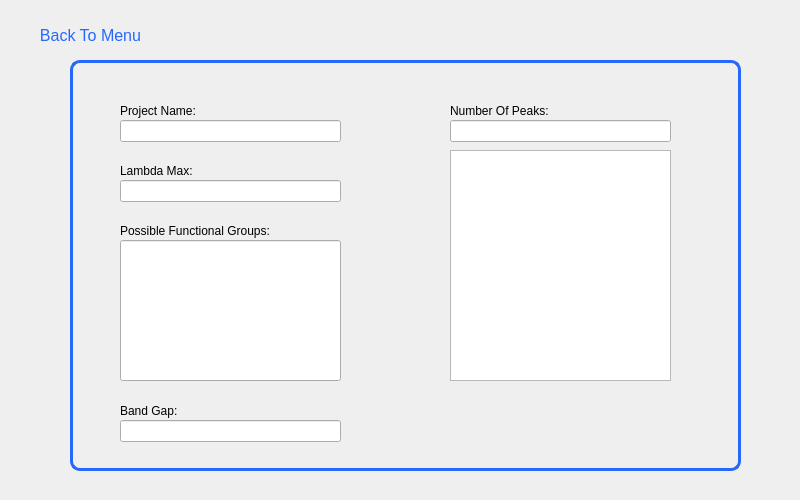
The window that SpectrumAnalyzer/graphinfo.ui (NilushikaSandeepani/189116Research) describes before a commit, drawn with Qt 5.
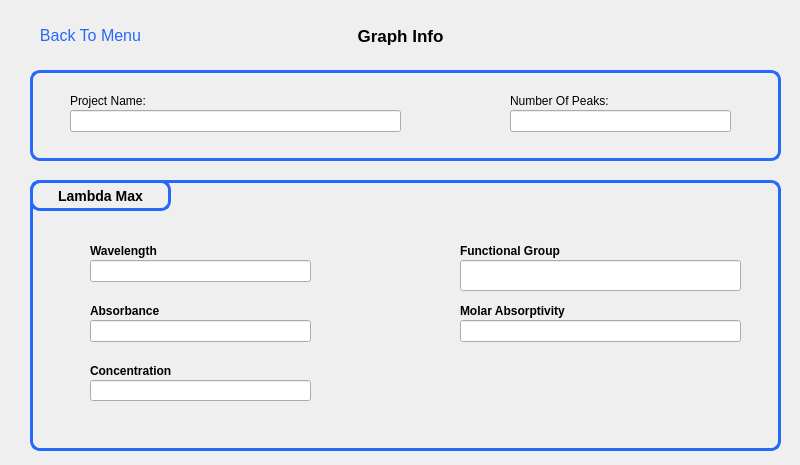
The same window after the commit. Icons and pictures are not drawn.

```diff
--- a/SpectrumAnalyzer/graphinfo.ui
+++ b/SpectrumAnalyzer/graphinfo.ui
@@ -7,7 +7,7 @@
     <x>0</x>
     <y>0</y>
     <width>800</width>
-    <height>500</height>
+    <height>465</height>
    </rect>
   </property>
   <property name="windowTitle">
@@ -16,124 +16,6 @@
   <property name="autoFillBackground">
    <bool>false</bool>
   </property>
-  <widget class="QLabel" name="label">
-   <property name="geometry">
-    <rect>
-     <x>70</x>
-     <y>60</y>
-     <width>671</width>
-     <height>411</height>
-    </rect>
-   </property>
-   <property name="styleSheet">
-    <string notr="true">border-radius:10px; border:3px solid;border-color: #2568FB</string>
-   </property>
-   <property name="text">
-    <string/>
-   </property>
-  </widget>
-  <widget class="QLabel" name="label_2">
-   <property name="geometry">
-    <rect>
-     <x>120</x>
-     <y>160</y>
-     <width>121</width>
-     <height>21</height>
-    </rect>
-   </property>
-   <property name="text">
-    <string>Lambda Max:</string>
-   </property>
-  </widget>
-  <widget class="QLabel" name="label_3">
-   <property name="geometry">
-    <rect>
-     <x>450</x>
-     <y>100</y>
-     <width>121</width>
-     <height>21</height>
-    </rect>
-   </property>
-   <property name="text">
-    <string>Number Of Peaks:</string>
-   </property>
-  </widget>
-  <widget class="QLabel" name="label_4">
-   <property name="geometry">
-    <rect>
-     <x>120</x>
-     <y>220</y>
-     <width>161</width>
-     <height>21</height>
-    </rect>
-   </property>
-   <property name="text">
-    <string>Possible Functional Groups:</string>
-   </property>
-  </widget>
-  <widget class="QLineEdit" name="lineEdit">
-   <property name="geometry">
-    <rect>
-     <x>120</x>
-     <y>180</y>
-     <width>221</width>
-     <height>22</height>
-    </rect>
-   </property>
-  </widget>
-  <widget class="QLineEdit" name="lineEdit_2">
-   <property name="geometry">
-    <rect>
-     <x>120</x>
-     <y>240</y>
-     <width>221</width>
-     <height>141</height>
-    </rect>
-   </property>
-  </widget>
-  <widget class="QLineEdit" name="lineEdit_3">
-   <property name="geometry">
-    <rect>
-     <x>450</x>
-     <y>120</y>
-     <width>221</width>
-     <height>22</height>
-    </rect>
-   </property>
-  </widget>
-  <widget class="QTableView" name="tableView">
-   <property name="geometry">
-    <rect>
-     <x>450</x>
-     <y>150</y>
-     <width>221</width>
-     <height>231</height>
-    </rect>
-   </property>
-  </widget>
-  <widget class="QLabel" name="label_5">
-   <property name="geometry">
-    <rect>
-     <x>120</x>
-     <y>100</y>
-     <width>121</width>
-     <height>21</height>
-    </rect>
-   </property>
-   <property name="text">
-    <string>Project Name:</string>
-   </property>
-  </widget>
-  <widget class="QLineEdit" name="lineEdit_4">
-   <property name="geometry">
-    <rect>
-     <x>120</x>
-     <y>120</y>
-     <width>221</width>
-     <height>22</height>
-    </rect>
-   </property>
-  </widget>
   <widget class="QPushButton" name="Back">
    <property name="geometry">
     <rect>
@@ -168,27 +50,251 @@
     </size>
    </property>
   </widget>
-  <widget class="QLineEdit" name="lineEdit_5">
+  <widget class="QWidget" name="widget" native="true">
    <property name="geometry">
     <rect>
-     <x>120</x>
-     <y>420</y>
-     <width>221</width>
-     <height>22</height>
+     <x>30</x>
+     <y>70</y>
+     <width>751</width>
+     <height>91</height>
     </rect>
    </property>
+   <property name="styleSheet">
+    <string notr="true">#widget {border-radius:10px; border:3px solid;border-color: #2568FB}</string>
+   </property>
+   <widget class="QLabel" name="label_5">
+    <property name="geometry">
+     <rect>
+      <x>40</x>
+      <y>20</y>
+      <width>121</width>
+      <height>21</height>
+     </rect>
+    </property>
+    <property name="text">
+     <string>Project Name:</string>
+    </property>
+   </widget>
+   <widget class="QLineEdit" name="lineEdit_4">
+    <property name="geometry">
+     <rect>
+      <x>40</x>
+      <y>40</y>
+      <width>331</width>
+      <height>22</height>
+     </rect>
+    </property>
+   </widget>
+   <widget class="QLabel" name="label_3">
+    <property name="geometry">
+     <rect>
+      <x>480</x>
+      <y>20</y>
+      <width>121</width>
+      <height>21</height>
+     </rect>
+    </property>
+    <property name="text">
+     <string>Number Of Peaks:</string>
+    </property>
+   </widget>
+   <widget class="QLineEdit" name="lineEdit_3">
+    <property name="geometry">
+     <rect>
+      <x>480</x>
+      <y>40</y>
+      <width>221</width>
+      <height>22</height>
+     </rect>
+    </property>
+   </widget>
   </widget>
-  <widget class="QLabel" name="label_6">
+  <widget class="QWidget" name="Lambda" native="true">
    <property name="geometry">
     <rect>
-     <x>120</x>
-     <y>400</y>
-     <width>121</width>
-     <height>21</height>
+     <x>30</x>
+     <y>180</y>
+     <width>751</width>
+     <height>271</height>
     </rect>
+   </property>
+   <property name="font">
+    <font>
+     <bold>true</bold>
+    </font>
+   </property>
+   <property name="styleSheet">
+    <string notr="true">#Lambda {border-radius:10px; border:3px solid;border-color: #2568FB}</string>
+   </property>
+   <widget class="QLineEdit" name="lineEdit">
+    <property name="geometry">
+     <rect>
+      <x>60</x>
+      <y>80</y>
+      <width>221</width>
+      <height>22</height>
+     </rect>
+    </property>
+   </widget>
+   <widget class="QLabel" name="label_2">
+    <property name="geometry">
+     <rect>
+      <x>60</x>
+      <y>60</y>
+      <width>121</width>
+      <height>21</height>
+     </rect>
+    </property>
+    <property name="text">
+     <string>Wavelength</string>
+    </property>
+   </widget>
+   <widget class="QLabel" name="label_4">
+    <property name="geometry">
+     <rect>
+      <x>430</x>
+      <y>60</y>
+      <width>161</width>
+      <height>21</height>
+     </rect>
+    </property>
+    <property name="text">
+     <string>Functional Group</string>
+    </property>
+   </widget>
+   <widget class="QLineEdit" name="lineEdit_2">
+    <property name="geometry">
+     <rect>
+      <x>430</x>
+      <y>80</y>
+      <width>281</width>
+      <height>31</height>
+     </rect>
+    </property>
+   </widget>
+   <widget class="QLabel" name="Lambdaname">
+    <property name="geometry">
+     <rect>
+      <x>0</x>
+      <y>0</y>
+      <width>141</width>
+      <height>31</height>
+     </rect>
+    </property>
+    <property name="font">
+     <font>
+      <pointsize>-1</pointsize>
+      <bold>true</bold>
+     </font>
+    </property>
+    <property name="styleSheet">
+     <string notr="true">#Lambdaname {Font-size:14px;
+color: rgb(0, 0, 0);
+background-color: transparent;
+border-radius:10px;
+border:3px solid;
+border-color: #2568FB;}</string>
+    </property>
+    <property name="text">
+     <string>Lambda Max</string>
+    </property>
+    <property name="alignment">
+     <set>Qt::AlignCenter</set>
+    </property>
+   </widget>
+   <widget class="QLineEdit" name="lineEdit_7">
+    <property name="geometry">
+     <rect>
+      <x>60</x>
+      <y>140</y>
+      <width>221</width>
+      <height>22</height>
+     </rect>
+    </property>
+   </widget>
+   <widget class="QLabel" name="label_8">
+    <property name="geometry">
+     <rect>
+      <x>60</x>
+      <y>120</y>
+      <width>121</width>
+      <height>21</height>
+     </rect>
+    </property>
+    <property name="text">
+     <string>Absorbance</string>
+    </property>
+   </widget>
+   <widget class="QLineEdit" name="lineEdit_8">
+    <property name="geometry">
+     <rect>
+      <x>60</x>
+      <y>200</y>
+      <width>221</width>
+      <height>21</height>
+     </rect>
+    </property>
+   </widget>
+   <widget class="QLabel" name="label_9">
+    <property name="geometry">
+     <rect>
+      <x>60</x>
+      <y>180</y>
+      <width>161</width>
+      <height>21</height>
+     </rect>
+    </property>
+    <property name="text">
+     <string>Concentration</string>
+    </property>
+   </widget>
+   <widget class="QLabel" name="label_10">
+    <property name="geometry">
+     <rect>
+      <x>430</x>
+      <y>120</y>
+      <width>121</width>
+      <height>21</height>
+     </rect>
+    </property>
+    <property name="text">
+     <string>Molar Absorptivity</string>
+    </property>
+   </widget>
+   <widget class="QLineEdit" name="lineEdit_9">
+    <property name="geometry">
+     <rect>
+      <x>430</x>
+      <y>140</y>
+      <width>281</width>
+      <height>22</height>
+     </rect>
+    </property>
+   </widget>
+  </widget>
+  <widget class="QLabel" name="Lambdaname_2">
+   <property name="geometry">
+    <rect>
+     <x>330</x>
+     <y>20</y>
+     <width>141</width>
+     <height>31</height>
+    </rect>
+   </property>
+   <property name="font">
+    <font>
+     <pointsize>13</pointsize>
+     <bold>true</bold>
+    </font>
+   </property>
+   <property name="styleSheet">
+    <string notr="true"/>
    </property>
    <property name="text">
-    <string>Band Gap:</string>
+    <string>Graph Info</string>
+   </property>
+   <property name="alignment">
+    <set>Qt::AlignCenter</set>
    </property>
   </widget>
  </widget>
```
